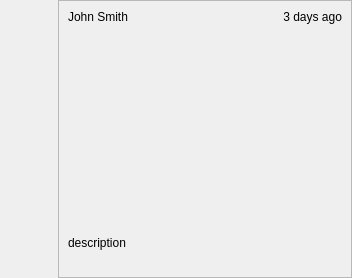
shotgunsoftware/tk-multi-shotgunpanel, file python/app/widgets/activity_stream/resources/new_item_widget.ui: the form before one commit.
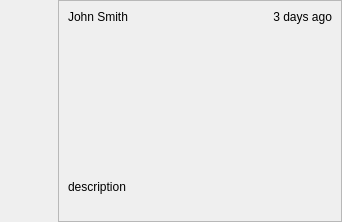
The form after the commit. Icons and pictures are not drawn. Custom widgets are drawn as their Qt base class.

```diff
--- a/python/app/widgets/activity_stream/resources/new_item_widget.ui
+++ b/python/app/widgets/activity_stream/resources/new_item_widget.ui
@@ -6,8 +6,8 @@
    <rect>
     <x>0</x>
     <y>0</y>
-    <width>352</width>
-    <height>278</height>
+    <width>342</width>
+    <height>222</height>
    </rect>
   </property>
   <property name="windowTitle">
@@ -121,13 +121,13 @@
         <property name="minimumSize">
          <size>
           <width>256</width>
-          <height>200</height>
+          <height>144</height>
          </size>
         </property>
         <property name="maximumSize">
          <size>
           <width>256</width>
-          <height>200</height>
+          <height>144</height>
          </size>
         </property>
         <property name="text">
```
Left out of the diff: 5 changed lines with no effect on the pictures.
